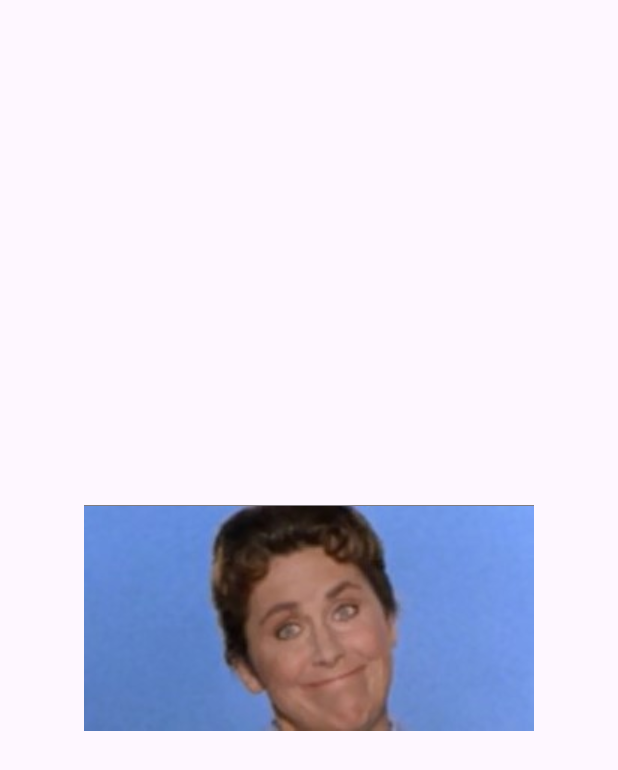
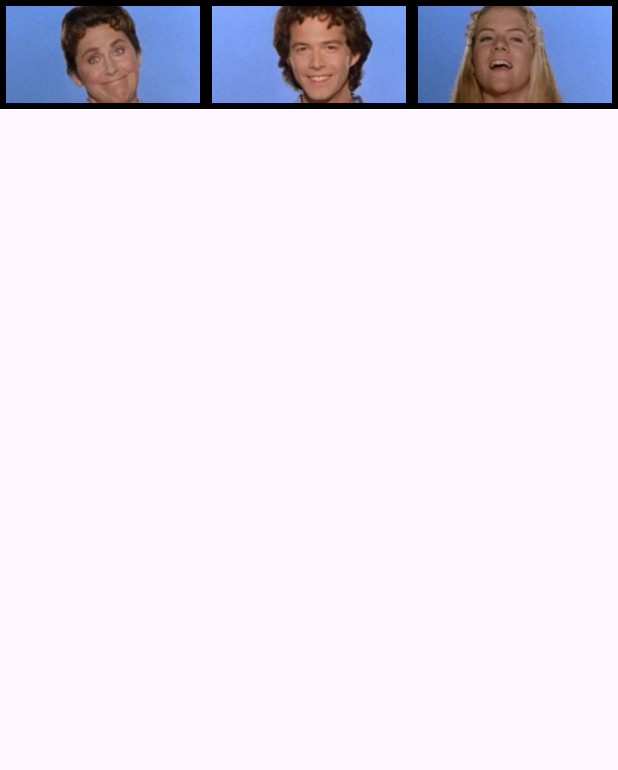
Before and after one commit to kaleb-french/ctec235-5-flutterLayout, a Flutter app: the screen it shows after launch, on a phone screen of 412 x 824 dp. Shown: the top 770 px of the screen. Run offline on Flutter 3.47's test engine with Material 3 defaults, Android fonts, the phone set to English and light mode, and no system bars.

Commit message:
Phase 2- compelte
Phase 2-
If you take away expanded from one of the tiles it takes up more space
due to it not being evenly divided with the others anymore. The expanded
works with the row to figure out an even spacing for the elements using
expanded and uses this height and width when displayed the wraped
widgets.

```diff
--- a/lib/main.dart
+++ b/lib/main.dart
@@ -76,8 +76,11 @@ class _MyHomePageState extends State<MyHomePage> {
     // fast, so that you can just rebuild anything that needs updating rather
     // than having to individually change instances of widgets.
     return Scaffold(
-      body: Center(
-        child: BradyTile(imagePath: "assets/images/alice.jpg")
+      body: Row(
+          children: [Expanded(child: BradyTile(imagePath: "assets/images/alice.jpg")),
+                     Expanded(child:BradyTile(imagePath: "assets/images/greg.jpg")),
+                     Expanded(child: BradyTile(imagePath: "assets/images/jan.jpg")),
+          ]
       )
     );
   }
@@ -91,7 +94,7 @@ class BradyTile extends StatelessWidget{
   @override
   Widget build(BuildContext context) {
     return Container(
-        margin: const EdgeInsets.all(12.0),
+        padding: EdgeInsets.all(4.0),
         color: Colors.black,
         child: Image.asset(
           imagePath,
```
Also changed, not shown: 1 other file.
